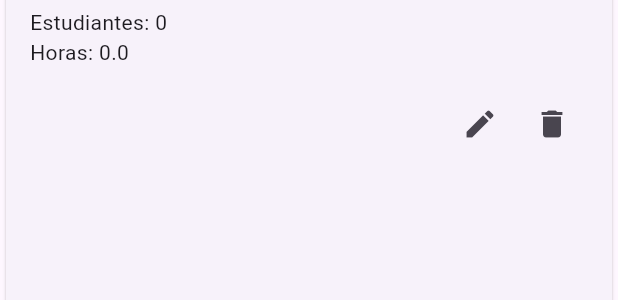
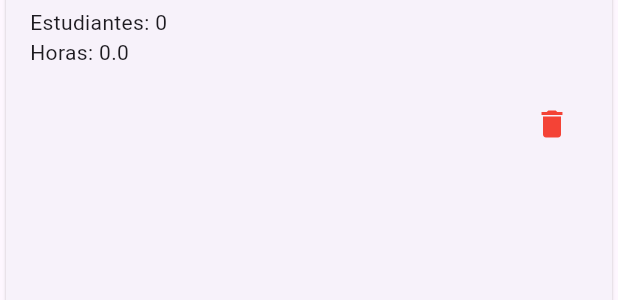
Before and after one commit to alexvacca25/projecto_base_laboratorio, a Flutter app: the LaboratorioCard widget shown alone on an empty page, opened directly with empty values, on a phone screen of 412 x 824 dp. Shown: the part 164-464 px from the top of the screen. Run offline on Flutter 3.47's test engine with Material 3 defaults, Android fonts, the phone set to English and light mode, and no system bars; our stand-ins replace flutter_speed_dial, get, google_fonts; missing offline and left inert: excel, universal_html; network calls fail.

Commit message:
alertas de elimnacion en cursos y laboratorios

```diff
--- a/lib/presentation/widgets/laboratorio_card.dart
+++ b/lib/presentation/widgets/laboratorio_card.dart
@@ -1,12 +1,12 @@
 import 'package:flutter/material.dart';
 import 'package:projecto_base_laboratorio/data/models/laboratorio.dart';
+import 'package:google_fonts/google_fonts.dart';
 
 class LaboratorioCard extends StatelessWidget {
   final Laboratorio laboratorio;
-  final VoidCallback onEdit;
   final VoidCallback onDelete;
 
-  LaboratorioCard({required this.laboratorio, required this.onEdit, required this.onDelete});
+  LaboratorioCard({required this.laboratorio, required this.onDelete});
 
   @override
   Widget build(BuildContext context) {
@@ -17,7 +17,7 @@ class LaboratorioCard extends StatelessWidget {
           crossAxisAlignment: CrossAxisAlignment.start,
           children: [
             DefaultTabController(
-              length: 2, // Número de pestañas
+              length: 2,
               child: Column(
                 children: [
                   TabBar(
@@ -29,21 +29,23 @@ class LaboratorioCard extends StatelessWidget {
                     ],
                   ),
                   Container(
-                    height: 100, // Ajusta la altura según sea necesario
+                    height: 100,
                     child: TabBarView(
                       children: [
                         Column(
                           crossAxisAlignment: CrossAxisAlignment.start,
                           children: [
                             Text(
-                              '${laboratorio.cursoDescripcion} ',
+                              '${laboratorio.cursoDescripcion}',
                               style: TextStyle(fontSize: 18, fontWeight: FontWeight.bold),
                               maxLines: 1,
                               overflow: TextOverflow.ellipsis,
                             ),
-                            Text('Centro: ${laboratorio.nombreCead}',
-                            maxLines: 1,
-                              overflow: TextOverflow.ellipsis,),
+                            Text(
+                              'Centro: ${laboratorio.nombreCead}',
+                              maxLines: 1,
+                              overflow: TextOverflow.ellipsis,
+                            ),
                             Text('Estudiantes: ${laboratorio.estudiantesGrupo}'),
                             Text('Horas: ${laboratorio.horasGrupo}'),
                           ],
@@ -52,7 +54,7 @@ class LaboratorioCard extends StatelessWidget {
                           crossAxisAlignment: CrossAxisAlignment.start,
                           children: [
                             Text('Tipo: ${laboratorio.tipoLaboratorio ?? 'N/A'}'),
-                               Text('Ubicación: ${laboratorio.ubicacion ?? 'N/A'}'),
+                            Text('Ubicación: ${laboratorio.ubicacion ?? 'N/A'}'),
                             Text('Recurso: ${laboratorio.recurso ?? 'N/A'}'),
                           ],
                         ),
@@ -62,12 +64,12 @@ class LaboratorioCard extends StatelessWidget {
                 ],
               ),
             ),
-            Row(
-              mainAxisAlignment: MainAxisAlignment.end,
-              children: [
-                IconButton(icon: Icon(Icons.edit), onPressed: onEdit),
-                IconButton(icon: Icon(Icons.delete), onPressed: onDelete),
-              ],
+            Align(
+              alignment: Alignment.bottomRight,
+              child: IconButton(
+                icon: Icon(Icons.delete, color: Colors.red),
+                onPressed: onDelete,
+              ),
             ),
           ],
         ),
```
Also changed, not shown: lib/presentation/controllers/course_controller.dart (+15 -6 lines), lib/presentation/controllers/laboratorio_controller.dart (+8 -6 lines), lib/presentation/pages/course_page.dart (+28 -10 lines), lib/presentation/pages/laboratorio_page.dart (+29 -10 lines), lib/presentation/widgets/course_card.dart (+40 -21 lines).
